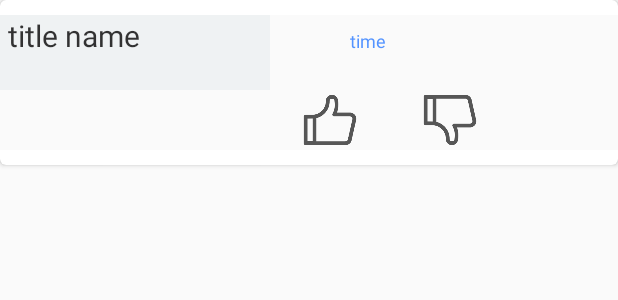
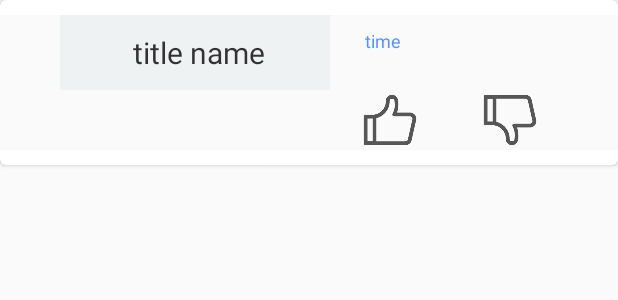
Before and after one commit to jishiDevelopers/jishi-APP, an Android app: the layout activity_history_card_view.xml on its own in the app's theme, with its tools: preview values and no code run, on a phone screen of 412 x 824 dp. Shown: the top 300 px of the screen. Run offline under Robolectric (Android 15) with nearby library versions, the phone set to English and light mode, and no system bars.

Commit message:
(feat:)finish interface

```diff
--- a/app/src/main/AndroidManifest.xml
+++ b/app/src/main/AndroidManifest.xml
@@ -55,6 +55,7 @@
             android:theme="@style/Translucent" />
         <activity android:name=".LoginSuccessActivity" />
         <activity android:name=".QuestionActivity" />
+        <activity android:name=".HistoryActivity"/>
     </application>
 
 </manifest>
--- a/app/src/main/res/layout/activity_history_card_view.xml
+++ b/app/src/main/res/layout/activity_history_card_view.xml
@@ -15,41 +15,46 @@
         android:layout_marginBottom="10dp"
         android:layout_marginTop="10dp"
         android:alpha="0.8"
-        android:background="#fafafa">
+        android:background="#fafafa"
+        >
 
         <TextView
             android:id="@+id/title_name"
             android:layout_width="180dp"
             android:layout_height="50dp"
             android:background="#eceff1"
+            android:gravity="center"
+            android:layout_marginLeft="40dp"
             android:paddingLeft="5dp"
             android:text="title name"
             android:textColor="#000000"
-            android:textSize="20sp" />
+            android:textSize="20dp" />
 
         <TextView
             android:id="@+id/time"
             android:layout_width="wrap_content"
             android:layout_height="45dp"
-            android:layout_marginLeft="230dp"
+            android:layout_marginLeft="240dp"
             android:layout_marginTop="5dp"
             android:padding="3dp"
             android:text="time"
             android:textColor="#2979ff"
-            android:textSize="12sp" />
+            android:textSize="12dp" />
         <ImageButton
+            android:id="@+id/bt_good"
             android:layout_width="40dp"
             android:layout_height="40dp"
             android:layout_below="@+id/title_name"
             android:paddingLeft="5dp"
-            android:layout_marginLeft="200dp"
+            android:layout_marginLeft="240dp"
             android:background="@drawable/good"/>
         <ImageButton
+            android:id="@+id/bt_bad"
             android:layout_width="40dp"
             android:layout_height="40dp"
             android:layout_below="@+id/title_name"
             android:paddingLeft="5dp"
-            android:layout_marginLeft="280dp"
+            android:layout_marginLeft="320dp"
             android:background="@drawable/bad"
             />
 
```
Also changed, not shown: app/src/main/java/com/bbel/eatnow/HistoryActivity.java (+35 -49 lines), app/src/main/java/com/bbel/eatnow/RecommendActivity.java (+5 -3 lines).
